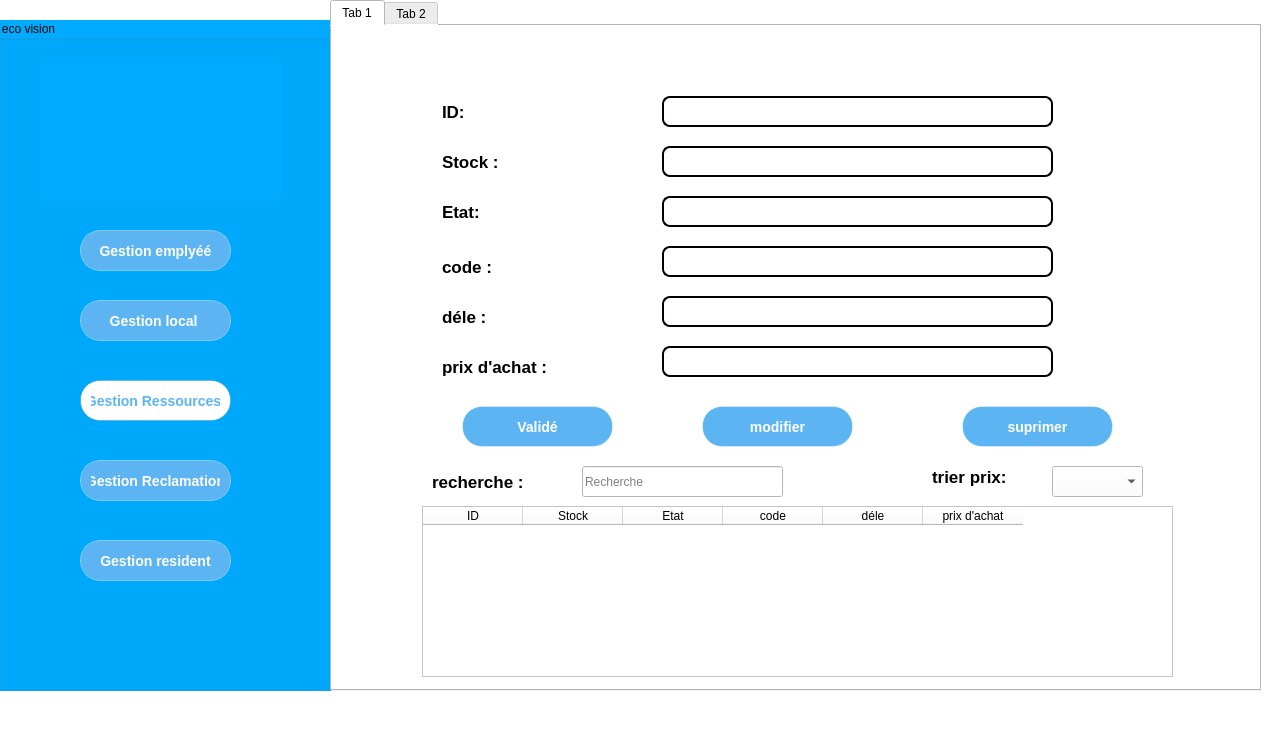
Old version of the form mainwindow.ui in the repository Esprit-UP-Algo/projetcpp-2a25-s1-ecovision.
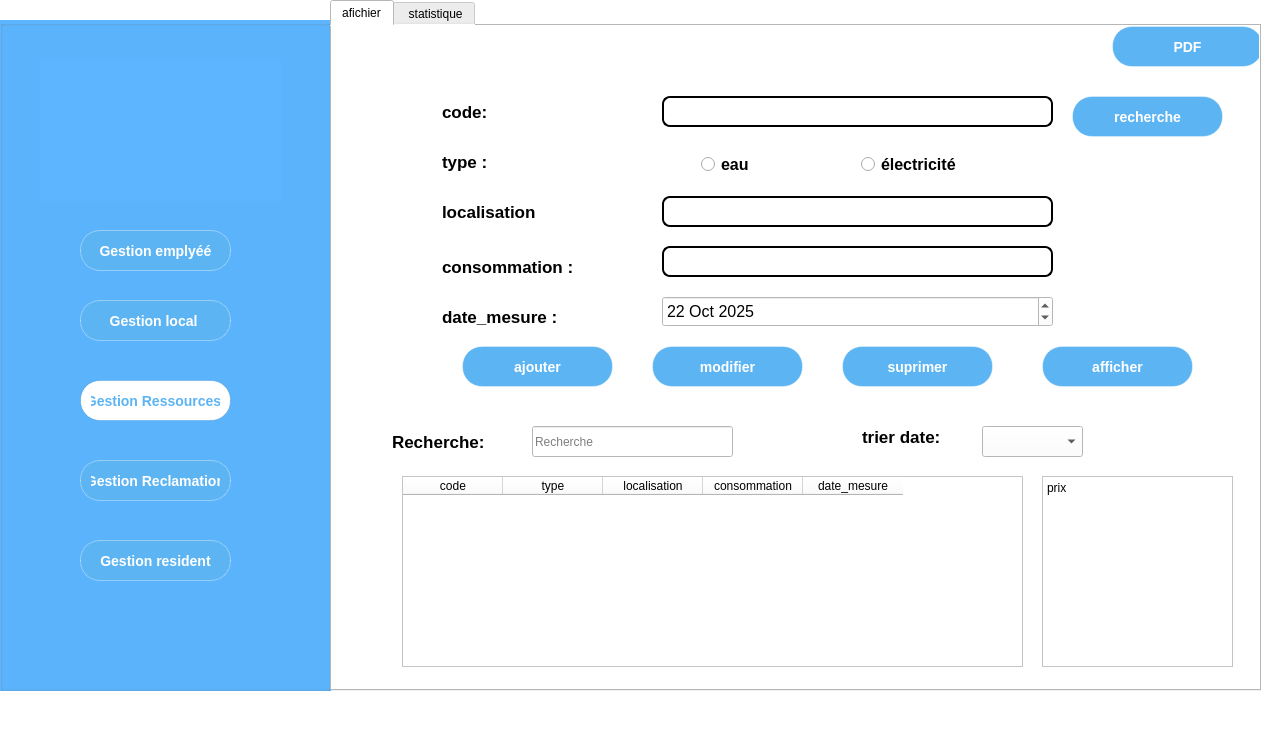
New version of the form. Icons and pictures are not drawn.

```diff
--- a/mainwindow.ui
+++ b/mainwindow.ui
@@ -28,10 +28,10 @@
      </rect>
     </property>
     <property name="styleSheet">
-     <string notr="true">background-color: rgb(0, 170, 255);</string>
+     <string notr="true">background-color: #5cb5fe;</string>
     </property>
     <property name="title">
-     <string>eco vision</string>
+     <string/>
     </property>
     <widget class="QPushButton" name="pushButton_2_ressources">
      <property name="geometry">
@@ -309,20 +309,20 @@
     </property>
     <widget class="QWidget" name="tab">
      <attribute name="title">
-      <string>Tab 1</string>
+      <string>afichier</string>
      </attribute>
-     <widget class="QPushButton" name="pushButton">
+     <widget class="QPushButton" name="btn_ajouter">
       <property name="geometry">
        <rect>
         <x>130</x>
-        <y>380</y>
+        <y>320</y>
         <width>151</width>
         <height>41</height>
        </rect>
       </property>
       <property name="styleSheet">
        <string notr="true">/* Bouton arrondi avec image comme background */
-#pushButton {
+#btn_ajouter {
     width: 100px;
     height: 40px;
     border-radius: 20px;              /* demi-hauteur → style pill */
@@ -342,21 +342,21 @@
 }
 
 /* Hover */
-#pushButton:hover {
+#btn_ajouter:hover {
     background: qlineargradient(spread:pad, x1:0, y1:0, x2:1, y2:0,
                                 stop:0 #5cb4f2, stop:1 #ffffff);
     color: #2f85c9;
 }
 
 /* Pressé */
-#pushButton:pressed {
+#btn_ajouter:pressed {
     background-color: #2f85c9;
     color: white;
     transform: scale(0.95);
 }</string>
       </property>
       <property name="text">
-       <string>Validé</string>
+       <string>ajouter</string>
       </property>
      </widget>
      <widget class="QLabel" name="label">
@@ -375,7 +375,7 @@
        </font>
       </property>
       <property name="text">
-       <string>ID:</string>
+       <string>code:</string>
       </property>
      </widget>
      <widget class="QLabel" name="label_3">
@@ -394,7 +394,7 @@
        </font>
       </property>
       <property name="text">
-       <string>Stock :</string>
+       <string>type :</string>
       </property>
      </widget>
      <widget class="QLabel" name="label_2">
@@ -413,7 +413,7 @@
        </font>
       </property>
       <property name="text">
-       <string>Etat:</string>
+       <string>localisation</string>
       </property>
      </widget>
      <widget class="QLabel" name="label_4">
@@ -421,7 +421,7 @@
        <rect>
         <x>110</x>
         <y>220</y>
-        <width>131</width>
+        <width>181</width>
         <height>41</height>
        </rect>
       </property>
@@ -432,33 +432,14 @@
        </font>
       </property>
       <property name="text">
-       <string>code :</string>
-      </property>
-     </widget>
-     <widget class="QLabel" name="label_6">
-      <property name="geometry">
-       <rect>
-        <x>110</x>
-        <y>270</y>
-        <width>101</width>
-        <height>41</height>
-       </rect>
-      </property>
-      <property name="font">
-       <font>
-        <pointsize>13</pointsize>
-        <bold>true</bold>
-       </font>
-      </property>
-      <property name="text">
-       <string>déle :</string>
+       <string>consommation :</string>
       </property>
      </widget>
      <widget class="QLabel" name="label_5">
       <property name="geometry">
        <rect>
         <x>110</x>
-        <y>320</y>
+        <y>270</y>
         <width>161</width>
         <height>41</height>
        </rect>
@@ -470,21 +451,21 @@
        </font>
       </property>
       <property name="text">
-       <string>prix d'achat :</string>
+       <string>date_mesure :</string>
       </property>
      </widget>
-     <widget class="QPushButton" name="pushButton_3">
+     <widget class="QPushButton" name="btn_modifier">
       <property name="geometry">
        <rect>
-        <x>370</x>
-        <y>380</y>
+        <x>320</x>
+        <y>320</y>
         <width>151</width>
         <height>41</height>
        </rect>
       </property>
       <property name="styleSheet">
        <string notr="true">/* Bouton arrondi avec image comme background */
-#pushButton_3 {
+#btn_modifier {
     width: 100px;
     height: 40px;
     border-radius: 20px;              /* demi-hauteur → style pill */
@@ -504,14 +485,14 @@
 }
 
 /* Hover */
-#pushButton_3:hover {
+#btn_modifier:hover {
     background: qlineargradient(spread:pad, x1:0, y1:0, x2:1, y2:0,
                                 stop:0 #5cb4f2, stop:1 #ffffff);
     color: #2f85c9;
 }
 
 /* Pressé */
-#pushButton_3:pressed {
+#btn_modifier:pressed {
     background-color: #2f85c9;
     color: white;
     transform: scale(0.95);
@@ -521,18 +502,18 @@
        <string>modifier</string>
       </property>
      </widget>
-     <widget class="QPushButton" name="pushButton_2">
+     <widget class="QPushButton" name="btn_supprimer">
       <property name="geometry">
        <rect>
-        <x>630</x>
-        <y>380</y>
+        <x>510</x>
+        <y>320</y>
         <width>151</width>
         <height>41</height>
        </rect>
       </property>
       <property name="styleSheet">
        <string notr="true">/* Bouton arrondi avec image comme background */
-#pushButton_2 {
+#btn_supprimer {
     width: 100px;
     height: 40px;
     border-radius: 20px;              /* demi-hauteur → style pill */
@@ -552,14 +533,14 @@
 }
 
 /* Hover */
-#pushButton_2:hover {
+#btn_supprimer:hover {
     background: qlineargradient(spread:pad, x1:0, y1:0, x2:1, y2:0,
                                 stop:0 #5cb4f2, stop:1 #ffffff);
     color: #2f85c9;
 }
 
 /* Pressé */
-#pushButton_2:pressed {
+#btn_supprimer:pressed {
     background-color: #2f85c9;
     color: white;
     transform: scale(0.95);
@@ -569,7 +550,7 @@
        <string>suprimer</string>
       </property>
      </widget>
-     <widget class="QLineEdit" name="lineEdit">
+     <widget class="QLineEdit" name="lineEdit_id">
       <property name="geometry">
        <rect>
         <x>330</x>
@@ -599,36 +580,7 @@
 </string>
       </property>
      </widget>
-     <widget class="QLineEdit" name="lineEdit_6">
-      <property name="geometry">
-       <rect>
-        <x>330</x>
-        <y>120</y>
-        <width>391</width>
-        <height>31</height>
-       </rect>
-      </property>
-      <property name="styleSheet">
-       <string notr="true">QLineEdit {
-
-background-color: white; /* fond blanc */
-
-color: black; /* texte en noir */
-
-border: 2px solid black; /* contour noir */
-
-border-radius: 8px; /* coins arrondis */
-
-padding: 8px 20px; /* espace intérieur */
-
-font-size: 14px; /* taille du texte */
-
-font-weight: bold; /* texte en gras */
-
-}</string>
-      </property>
-     </widget>
-     <widget class="QLineEdit" name="lineEdit_4">
+     <widget class="QLineEdit" name="lineEdit_localisation">
       <property name="geometry">
        <rect>
         <x>330</x>
@@ -657,7 +609,7 @@
 }</string>
       </property>
      </widget>
-     <widget class="QLineEdit" name="lineEdit_5">
+     <widget class="QLineEdit" name="lineEdit_consommation">
       <property name="geometry">
        <rect>
         <x>330</x>
@@ -686,88 +638,11 @@
 }</string>
       </property>
      </widget>
-     <widget class="QLineEdit" name="lineEdit_3">
-      <property name="geometry">
-       <rect>
-        <x>330</x>
-        <y>270</y>
-        <width>391</width>
-        <height>31</height>
-       </rect>
-      </property>
-      <property name="styleSheet">
-       <string notr="true">QLineEdit {
-
-background-color: white; /* fond blanc */
-
-color: black; /* texte en noir */
-
-border: 2px solid black; /* contour noir */
-
-border-radius: 8px; /* coins arrondis */
-
-padding: 8px 20px; /* espace intérieur */
-
-font-size: 14px; /* taille du texte */
-
-font-weight: bold; /* texte en gras */
-
-}</string>
-      </property>
-     </widget>
-     <widget class="QLineEdit" name="lineEdit_2">
-      <property name="geometry">
-       <rect>
-        <x>330</x>
-        <y>320</y>
-        <width>391</width>
-        <height>31</height>
-       </rect>
-      </property>
-      <property name="styleSheet">
-       <string notr="true">QLineEdit {
-
-background-color: white; /* fond blanc */
-
-color: black; /* texte en noir */
-
-border: 2px solid black; /* contour noir */
-
-border-radius: 8px; /* coins arrondis */
-
-padding: 8px 20px; /* espace intérieur */
-
-font-size: 14px; /* taille du texte */
-
-font-weight: bold; /* texte en gras */
-
-}</string>
-      </property>
-     </widget>
-     <widget class="QLabel" name="label_7">
-      <property name="geometry">
-       <rect>
-        <x>100</x>
-        <y>440</y>
-        <width>121</width>
-        <height>31</height>
-       </rect>
-      </property>
-      <property name="font">
-       <font>
-        <pointsize>13</pointsize>
-        <bold>true</bold>
-       </font>
-      </property>
-      <property name="text">
-       <string>recherche :</string>
-      </property>
-     </widget>
      <widget class="QLineEdit" name="lineEdit_7">
       <property name="geometry">
        <rect>
-        <x>250</x>
-        <y>440</y>
+        <x>200</x>
+        <y>400</y>
         <width>201</width>
         <height>31</height>
        </rect>
@@ -775,6 +650,9 @@
       <property name="styleSheet">
        <string notr="true">background-color: rgb(255, 255, 255);</string>
       </property>
+      <property name="text">
+       <string/>
+      </property>
       <property name="placeholderText">
        <string>Recherche</string>
       </property>
@@ -782,8 +660,8 @@
      <widget class="QLabel" name="label_8">
       <property name="geometry">
        <rect>
-        <x>600</x>
-        <y>430</y>
+        <x>530</x>
+        <y>390</y>
         <width>111</width>
         <height>41</height>
        </rect>
@@ -795,24 +673,24 @@
        </font>
       </property>
       <property name="text">
-       <string>trier prix:</string>
+       <string>trier date:</string>
       </property>
      </widget>
      <widget class="QComboBox" name="comboBox">
       <property name="geometry">
        <rect>
-        <x>720</x>
-        <y>440</y>
-        <width>91</width>
+        <x>650</x>
+        <y>400</y>
+        <width>101</width>
         <height>31</height>
        </rect>
       </property>
       <property name="placeholderText">
-       <string>prix</string>
+       <string>date</string>
       </property>
       <item>
        <property name="text">
-        <string>0</string>
+        <string>date</string>
        </property>
       </item>
       <item>
@@ -839,30 +717,15 @@
      <widget class="QTableWidget" name="tableWidget">
       <property name="geometry">
        <rect>
-        <x>90</x>
-        <y>480</y>
-        <width>751</width>
-        <height>171</height>
+        <x>70</x>
+        <y>450</y>
+        <width>621</width>
+        <height>191</height>
        </rect>
       </property>
       <property name="styleSheet">
        <string notr="true">background-color: rgb(255, 255, 255);</string>
       </property>
-      <column>
-       <property name="text">
-        <string>ID</string>
-       </property>
-      </column>
-      <column>
-       <property name="text">
-        <string>Stock</string>
-       </property>
-      </column>
-      <column>
-       <property name="text">
-        <string>Etat</string>
-       </property>
-      </column>
       <column>
        <property name="text">
         <string>code</string>
@@ -870,19 +733,279 @@
       </column>
       <column>
        <property name="text">
-        <string>déle</string>
+        <string>type</string>
        </property>
       </column>
       <column>
        <property name="text">
-        <string>prix d'achat</string>
+        <string>localisation</string>
        </property>
       </column>
+      <column>
+       <property name="text">
+        <string>consommation</string>
+       </property>
+      </column>
+      <column>
+       <property name="text">
+        <string>date_mesure</string>
+       </property>
+      </column>
+     </widget>
+     <widget class="QRadioButton" name="radio_eau">
+      <property name="geometry">
+       <rect>
+        <x>369</x>
+        <y>123</y>
+        <width>131</width>
+        <height>31</height>
+       </rect>
+      </property>
+      <property name="font">
+       <font>
+        <pointsize>12</pointsize>
+        <bold>true</bold>
+       </font>
+      </property>
+      <property name="text">
+       <string>eau</string>
+      </property>
+     </widget>
+     <widget class="QRadioButton" name="radio_elec">
+      <property name="geometry">
+       <rect>
+        <x>529</x>
+        <y>123</y>
+        <width>131</width>
+        <height>31</height>
+       </rect>
+      </property>
+      <property name="font">
+       <font>
+        <pointsize>12</pointsize>
+        <bold>true</bold>
+       </font>
+      </property>
+      <property name="text">
+       <string>électricité</string>
+      </property>
+     </widget>
+     <widget class="QDateEdit" name="dateEdit_mesure">
+      <property name="geometry">
+       <rect>
+        <x>330</x>
+        <y>270</y>
+        <width>391</width>
+        <height>31</height>
+       </rect>
+      </property>
+      <property name="font">
+       <font>
+        <pointsize>12</pointsize>
+       </font>
+      </property>
+      <property name="date">
+       <date>
+        <year>2025</year>
+        <month>10</month>
+        <day>22</day>
+       </date>
+      </property>
+     </widget>
+     <widget class="QTextEdit" name="textEdit">
+      <property name="geometry">
+       <rect>
+        <x>710</x>
+        <y>450</y>
+        <width>191</width>
+        <height>191</height>
+       </rect>
+      </property>
+      <property name="html">
+       <string>&lt;!DOCTYPE HTML PUBLIC &quot;-//W3C//DTD HTML 4.0//EN&quot; &quot;http://www.w3.org/TR/REC-html40/strict.dtd&quot;&gt;
+&lt;html&gt;&lt;head&gt;&lt;meta name=&quot;qrichtext&quot; content=&quot;1&quot; /&gt;&lt;meta charset=&quot;utf-8&quot; /&gt;&lt;style type=&quot;text/css&quot;&gt;
+p, li { white-space: pre-wrap; }
+hr { height: 1px; border-width: 0; }
+li.unchecked::marker { content: &quot;\2610&quot;; }
+li.checked::marker { content: &quot;\2612&quot;; }
+&lt;/style&gt;&lt;/head&gt;&lt;body style=&quot; font-family:'Segoe UI'; font-size:9pt; font-weight:400; font-style:normal;&quot;&gt;
+&lt;p style=&quot; margin-top:0px; margin-bottom:0px; margin-left:0px; margin-right:0px; -qt-block-indent:0; text-indent:0px;&quot;&gt;prix&lt;/p&gt;
+&lt;p style=&quot;-qt-paragraph-type:empty; margin-top:0px; margin-bottom:0px; margin-left:0px; margin-right:0px; -qt-block-indent:0; text-indent:0px;&quot;&gt;&lt;br /&gt;&lt;/p&gt;&lt;/body&gt;&lt;/html&gt;</string>
+      </property>
+     </widget>
+     <widget class="QPushButton" name="pushButton_4">
+      <property name="geometry">
+       <rect>
+        <x>780</x>
+        <y>0</y>
+        <width>151</width>
+        <height>41</height>
+       </rect>
+      </property>
+      <property name="font">
+       <font>
+        <pointsize>-1</pointsize>
+        <bold>true</bold>
+       </font>
+      </property>
+      <property name="styleSheet">
+       <string notr="true">/* Bouton arrondi avec image comme background */
+#pushButton_4 {
+    width: 100px;
+    height: 40px;
+    border-radius: 20px;              /* demi-hauteur → style pill */
+    border: 1px solid rgba(255, 255, 255, 90);
+    background-color: #5cb4f2;        /* couleur par défaut */
+    background-image: url(:/images/icone.png); /* image */
+    background-repeat: no-repeat;
+    background-position: center;
+    background-size: 20px 20px;       /* image plus petite que le bouton */
+    color: white;
+    font-size: 14px;
+    font-weight: bold;
+    text-align: center;
+    transition: all 0.3s ease;
+    padding-left: 10px;                /* espace texte */
+    padding-right: 10px;
+}
+
+/* Hover */
+#pushButton_4:hover {
+    background: qlineargradient(spread:pad, x1:0, y1:0, x2:1, y2:0,
+                                stop:0 #5cb4f2, stop:1 #ffffff);
+    color: #2f85c9;
+}
+
+/* Pressé */
+#pushButton_4:pressed {
+    background-color: #2f85c9;
+    color: white;
+    transform: scale(0.95);
+}</string>
+      </property>
+      <property name="text">
+       <string>PDF</string>
+      </property>
+     </widget>
+     <widget class="QLabel" name="label_6">
+      <property name="geometry">
+       <rect>
+        <x>60</x>
+        <y>400</y>
+        <width>131</width>
+        <height>31</height>
+       </rect>
+      </property>
+      <property name="font">
+       <font>
+        <pointsize>13</pointsize>
+        <bold>true</bold>
+       </font>
+      </property>
+      <property name="text">
+       <string>Recherche:</string>
+      </property>
+     </widget>
+     <widget class="QPushButton" name="btn_afficher">
+      <property name="geometry">
+       <rect>
+        <x>710</x>
+        <y>320</y>
+        <width>151</width>
+        <height>41</height>
+       </rect>
+      </property>
+      <property name="styleSheet">
+       <string notr="true">/* Bouton arrondi avec image comme background */
+#btn_afficher{
+    width: 100px;
+    height: 40px;
+    border-radius: 20px;              /* demi-hauteur → style pill */
+    border: 1px solid rgba(255, 255, 255, 90);
+    background-color: #5cb4f2;        /* couleur par défaut */
+    background-image: url(:/images/icone.png); /* image */
+    background-repeat: no-repeat;
+    background-position: center;
+    background-size: 20px 20px;       /* image plus petite que le bouton */
+    color: white;
+    font-size: 14px;
+    font-weight: bold;
+    text-align: center;
+    transition: all 0.3s ease;
+    padding-left: 10px;                /* espace texte */
+    padding-right: 10px;
+}
+
+/* Hover */
+#btn_afficher:hover {
+    background: qlineargradient(spread:pad, x1:0, y1:0, x2:1, y2:0,
+                                stop:0 #5cb4f2, stop:1 #ffffff);
+    color: #2f85c9;
+}
+
+/* Pressé */
+#btn_afficher:pressed {
+    background-color: #2f85c9;
+    color: white;
+    transform: scale(0.95);
+}</string>
+      </property>
+      <property name="text">
+       <string>afficher</string>
+      </property>
+     </widget>
+     <widget class="QPushButton" name="btn_recherche">
+      <property name="geometry">
+       <rect>
+        <x>740</x>
+        <y>70</y>
+        <width>151</width>
+        <height>41</height>
+       </rect>
+      </property>
+      <property name="styleSheet">
+       <string notr="true">/* Bouton arrondi avec image comme background */
+#btn_recherche {
+    width: 100px;
+    height: 40px;
+    border-radius: 20px;              /* demi-hauteur → style pill */
+    border: 1px solid rgba(255, 255, 255, 90);
+    background-color: #5cb4f2;        /* couleur par défaut */
+    background-image: url(:/images/icone.png); /* image */
+    background-repeat: no-repeat;
+    background-position: center;
+    background-size: 20px 20px;       /* image plus petite que le bouton */
+    color: white;
+    font-size: 14px;
+    font-weight: bold;
+    text-align: center;
+    transition: all 0.3s ease;
+    padding-left: 10px;                /* espace texte */
+    padding-right: 10px;
+}
+
+/* Hover */
+#btn_recherche:hover {
+    background: qlineargradient(spread:pad, x1:0, y1:0, x2:1, y2:0,
+                                stop:0 #5cb4f2, stop:1 #ffffff);
+    color: #2f85c9;
+}
+
+/* Pressé */
+#btn_recherche:pressed {
+    background-color: #2f85c9;
+    color: white;
+    transform: scale(0.95);
+}</string>
+      </property>
+      <property name="text">
+       <string>recherche</string>
+      </property>
      </widget>
     </widget>
     <widget class="QWidget" name="tab_2">
      <attribute name="title">
-      <string>Tab 2</string>
+      <string> statistique</string>
      </attribute>
      <widget class="QTableWidget" name="tableWidget_2">
       <property name="geometry">
```
